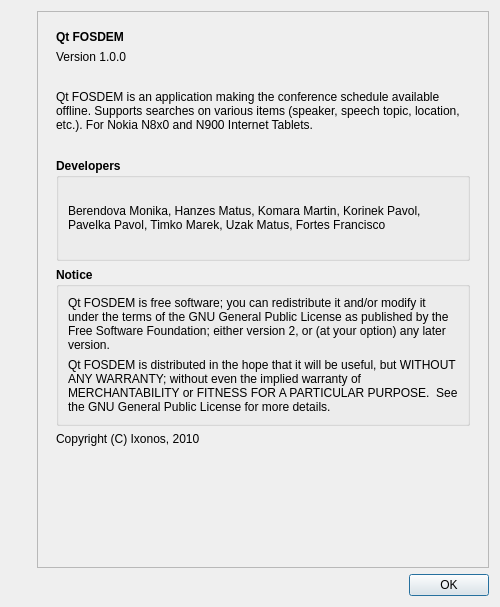
Before: the Qt Designer form src/gui/about.ui in edulix/confclerk, drawn with Qt 5.
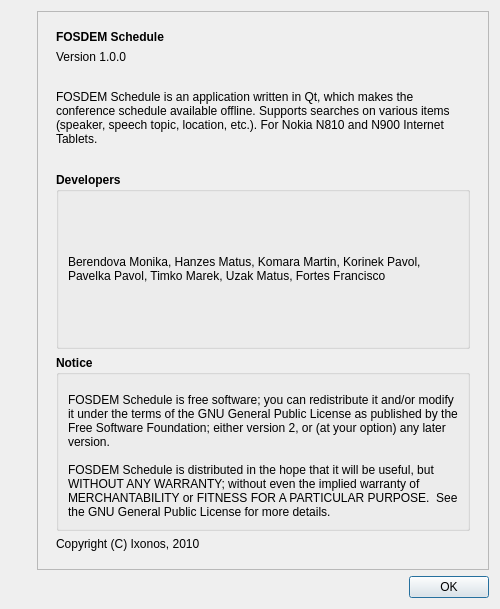
After: the same form once the commit is applied. Icons and pictures are not drawn.

Commit message: modified 'about' dialog  - changed "Qt FOSDEM" -> "FOSDEM Schedule"

```diff
--- a/src/gui/about.ui
+++ b/src/gui/about.ui
@@ -9,7 +9,7 @@
     <x>0</x>
     <y>0</y>
     <width>500</width>
-    <height>607</height>
+    <height>609</height>
    </rect>
   </property>
   <property name="sizePolicy" >
@@ -148,8 +148,8 @@
            <rect>
             <x>0</x>
             <y>0</y>
-            <width>431</width>
-            <height>551</height>
+            <width>446</width>
+            <height>547</height>
            </rect>
           </property>
           <layout class="QGridLayout" name="gridLayout_2" >
@@ -171,7 +171,7 @@
                  </font>
                 </property>
                 <property name="text" >
-                 <string>Qt FOSDEM</string>
+                 <string>FOSDEM Schedule</string>
                 </property>
                </widget>
               </item>
@@ -192,7 +192,7 @@
               <item>
                <widget class="QLabel" name="description" >
                 <property name="text" >
-                 <string>Qt FOSDEM is an application making the conference schedule available offline. Supports searches on various items (speaker, speech topic, location, etc.). For Nokia N8x0 and N900 Internet Tablets.</string>
+                 <string>FOSDEM Schedule is an application written in Qt, which makes the conference schedule available offline. Supports searches on various items (speaker, speech topic, location, etc.). For Nokia N810 and N900 Internet Tablets.</string>
                 </property>
                 <property name="wordWrap" >
                  <bool>true</bool>
@@ -212,7 +212,7 @@
               <item>
                <widget class="QGroupBox" name="groupBox" >
                 <property name="sizePolicy" >
-                 <sizepolicy vsizetype="MinimumExpanding" hsizetype="MinimumExpanding" >
+                 <sizepolicy vsizetype="MinimumExpanding" hsizetype="Preferred" >
                   <horstretch>0</horstretch>
                   <verstretch>0</verstretch>
                  </sizepolicy>
@@ -236,7 +236,7 @@
                  <item>
                   <widget class="QLabel" name="label_4" >
                    <property name="sizePolicy" >
-                    <sizepolicy vsizetype="MinimumExpanding" hsizetype="MinimumExpanding" >
+                    <sizepolicy vsizetype="MinimumExpanding" hsizetype="Preferred" >
                      <horstretch>0</horstretch>
                      <verstretch>0</verstretch>
                     </sizepolicy>
@@ -291,7 +291,7 @@
                     </font>
                    </property>
                    <property name="text" >
-                    <string>Qt FOSDEM is free software; you can redistribute it and/or modify it under the terms of the GNU General Public License as published by the Free Software Foundation; either version 2, or (at your option) any later version.</string>
+                    <string>FOSDEM Schedule is free software; you can redistribute it and/or modify it under the terms of the GNU General Public License as published by the Free Software Foundation; either version 2, or (at your option) any later version.</string>
                    </property>
                    <property name="wordWrap" >
                     <bool>true</bool>
@@ -307,7 +307,7 @@
                     </font>
                    </property>
                    <property name="text" >
-                    <string>Qt FOSDEM is distributed in the hope that it will be useful, but WITHOUT ANY WARRANTY; without even the implied warranty of MERCHANTABILITY or FITNESS FOR A PARTICULAR PURPOSE.  See the GNU General Public License for more details.</string>
+                    <string>FOSDEM Schedule is distributed in the hope that it will be useful, but WITHOUT ANY WARRANTY; without even the implied warranty of MERCHANTABILITY or FITNESS FOR A PARTICULAR PURPOSE.  See the GNU General Public License for more details.</string>
                    </property>
                    <property name="wordWrap" >
                     <bool>true</bool>
@@ -324,19 +324,6 @@
                 </property>
                </widget>
               </item>
-              <item>
-               <spacer name="verticalSpacer_2" >
-                <property name="orientation" >
-                 <enum>Qt::Vertical</enum>
-                </property>
-                <property name="sizeHint" stdset="0" >
-                 <size>
-                  <width>20</width>
-                  <height>40</height>
-                 </size>
-                </property>
-               </spacer>
-              </item>
              </layout>
             </widget>
            </item>
```
The commit also changes 2 other files.
